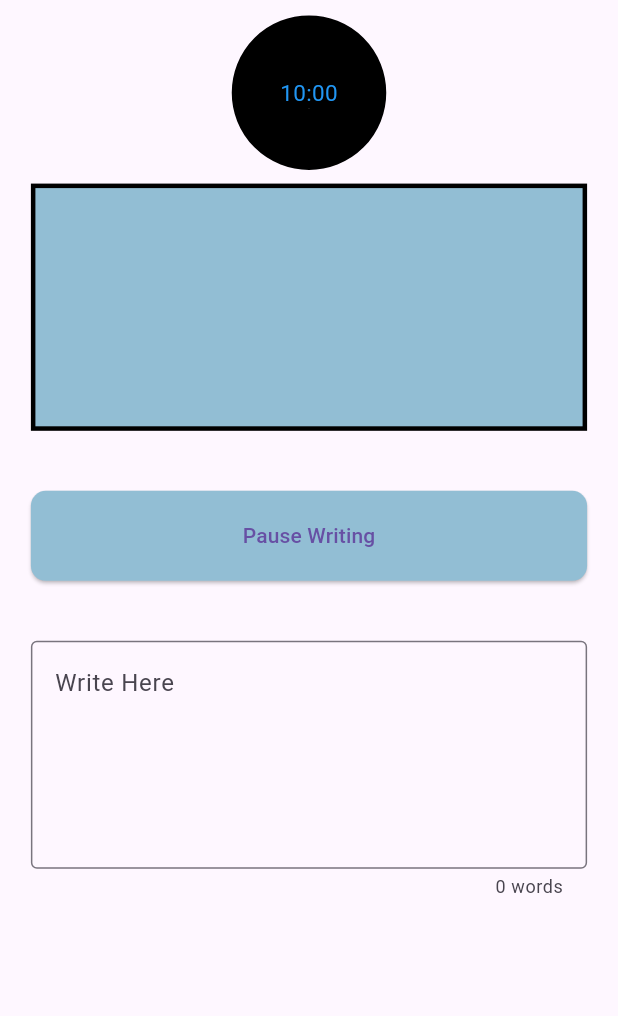
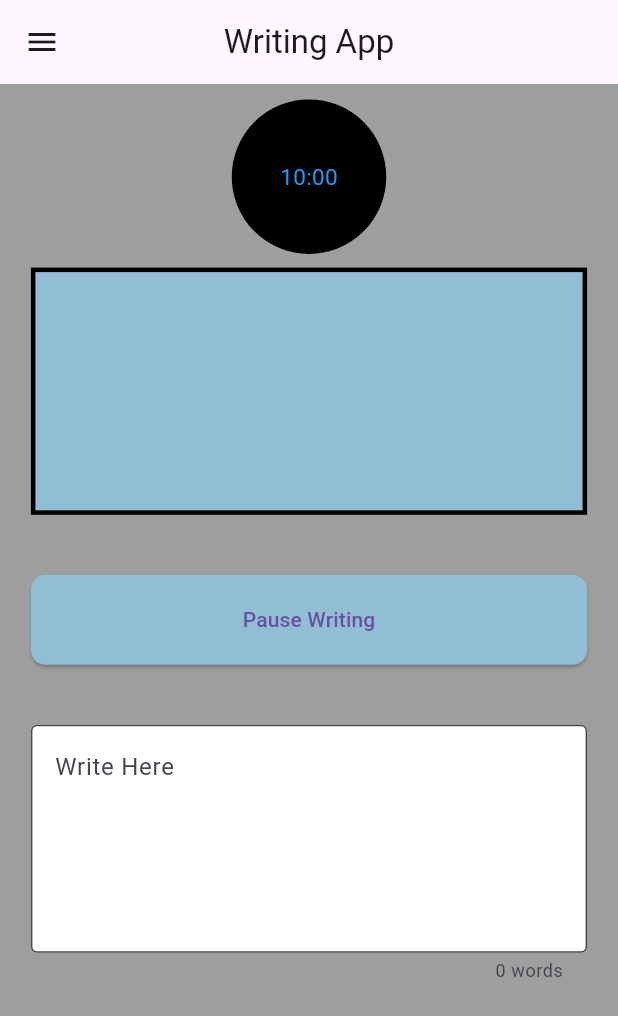
Before and after one commit to kkhhaaooss/writing_app, a Flutter app: the screen it shows after launch, after a tap on "Write!", on a phone screen of 412 x 824 dp. Shown: the top 1016 px of the screen. Run offline on Flutter 3.47's test engine with Material 3 defaults, Android fonts, the phone set to English and light mode, and no system bars; drawn by our look-alikes of circular_countdown_timer; our stand-ins replace google_fonts, shared_preferences; statements that could not run were skipped.

```diff
--- a/lib/main.dart
+++ b/lib/main.dart
@@ -1,6 +1,8 @@
 import 'package:flutter/material.dart';
+import 'package:writing_app/utils/shared_prefs.dart';
 import 'package:writing_app/writing_app.dart';
 
-void main() {
+Future<void> main() async {
+  await SharedPrefs().init();
   runApp(const WritingApp());
 }
--- a/lib/providers/timer_provider.dart
+++ b/lib/providers/timer_provider.dart
@@ -1,4 +1,5 @@
 import 'package:flutter/material.dart';
+import 'package:flutter/widgets.dart';
 
 class TimerProvider with ChangeNotifier {
   bool _isPaused = true;
--- /dev/null
+++ b/lib/utils/shared_prefs.dart
@@ -0,0 +1,24 @@
+import 'package:shared_preferences/shared_preferences.dart';
+
+class SharedPrefs {
+  late final SharedPreferences _sharedPrefs;
+  static final SharedPrefs _instance = SharedPrefs._internal();
+
+  factory SharedPrefs() {
+    return _instance;
+  }
+
+  SharedPrefs._internal();
+
+  Future<void> init() async {
+    _sharedPrefs = await SharedPreferences.getInstance();
+  }
+
+  String get userName => _sharedPrefs.getString('keyUsername') ?? '';
+  set userName(String value) {
+    _sharedPrefs.setString('keyUsername', value);
+  }
+}
+
+// final sharedPrefs = SharedPrefs();
+const String keyUsername = 'key_username';
--- a/lib/views/components/text_input.dart
+++ b/lib/views/components/text_input.dart
@@ -76,7 +76,8 @@ class _TextInputState extends State<TextInput> {
         }
         return TextField(
           focusNode: myFocusNode,
-          // canRequestFocus: true,
+          canRequestFocus: true,
+          autofocus: true,
           maxLines: 5,
           minLines: 5,
           controller: _textController,
@@ -85,6 +86,8 @@ class _TextInputState extends State<TextInput> {
           // onSubmitted: (text) => _updateDisplay(text),
           style: GoogleFonts.merriweather(),
           decoration: InputDecoration(
+            fillColor: Colors.white,
+            filled: true,
             counterText: '${_countWords(text: _textController.text)} words',
             labelText: 'Write Here',
             alignLabelWithHint: true,
--- a/lib/views/interface.dart
+++ b/lib/views/interface.dart
@@ -25,6 +25,14 @@ class Interface extends StatelessWidget {
       ],
       child: MaterialApp(
         home: Scaffold(
+          appBar: AppBar(
+            title: const Text('Writing App'),
+            centerTitle: true,
+            actions: [],
+          ),
+          // Drawer for file selection
+          drawer: const Drawer(),
+          backgroundColor: Colors.grey,
           body: Center(
             child: Padding(
               padding: EdgeInsets.symmetric(
--- a/pubspec.yaml
+++ b/pubspec.yaml
@@ -12,11 +12,12 @@ dependencies:
     sdk: flutter
   google_fonts: ^6.2.1
   provider: ^6.1.2
+  shared_preferences: ^2.3.1
 
 dev_dependencies:
   flutter_test:
     sdk: flutter
-  flutter_lints: ^3.0.0
+  flutter_lints: ^4.0.0
 
 flutter:
   uses-material-design: true
```
Also changed, not shown: pubspec.lock, 1 other file.
